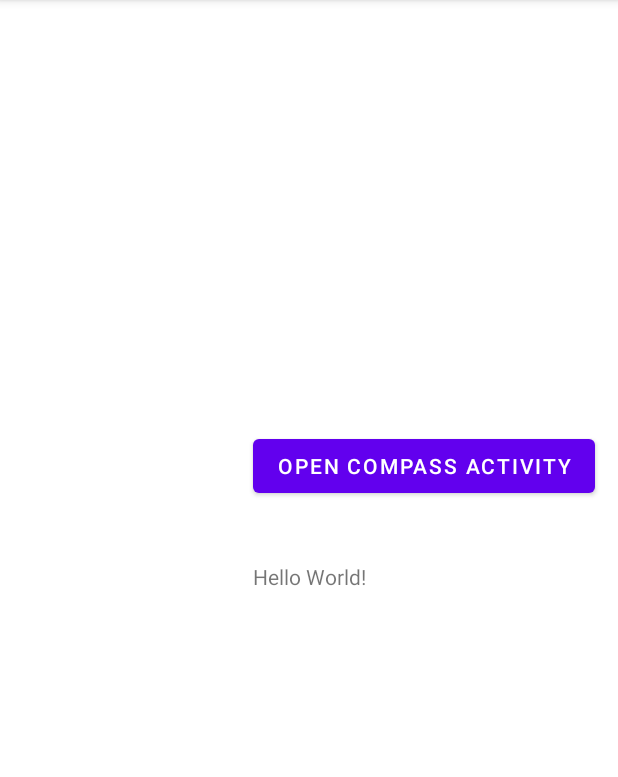
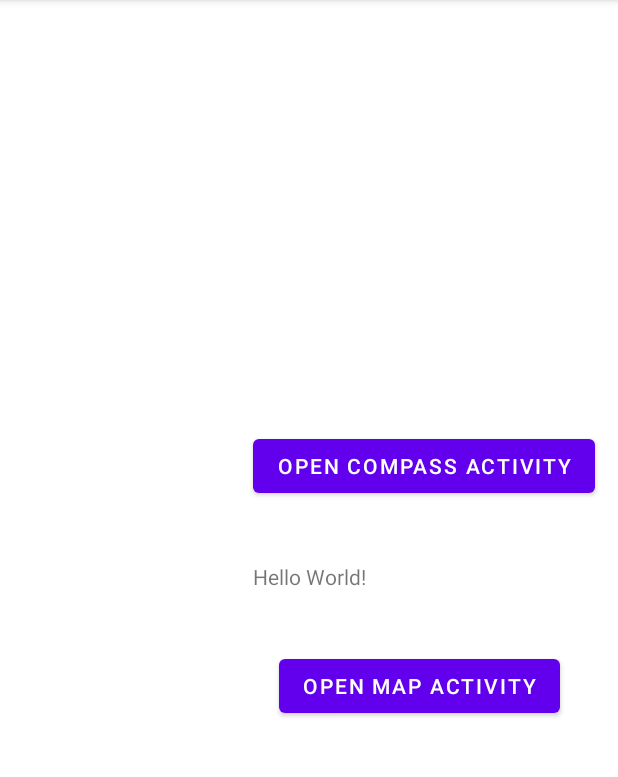
Before and after one commit to amilily0710/CompassAppWiBtn_, an Android app: the screen it shows after launch (MainActivity), on a phone screen of 412 x 824 dp, the part 84-861 px from its top. Run offline under Robolectric (Android 15) with nearby library versions, the phone set to English and light mode, and no system bars.

```diff
--- a/app/build.gradle
+++ b/app/build.gradle
@@ -33,6 +33,8 @@ dependencies {
     implementation 'androidx.appcompat:appcompat:1.2.0'
     implementation 'com.google.android.material:material:1.3.0'
     implementation 'androidx.constraintlayout:constraintlayout:2.0.4'
+    implementation 'com.google.android.gms:play-services-maps:17.0.0'
+    implementation 'com.google.android.gms:play-services-location:18.0.0'
     testImplementation 'junit:junit:4.+'
     androidTestImplementation 'androidx.test.ext:junit:1.1.2'
     androidTestImplementation 'androidx.test.espresso:espresso-core:3.3.0'
--- a/app/src/main/java/com/example/compassappwibtn_/MainActivity.java
+++ b/app/src/main/java/com/example/compassappwibtn_/MainActivity.java
@@ -8,8 +8,8 @@ import android.view.View;
 import android.widget.Button;
 
 public class MainActivity extends AppCompatActivity implements View.OnClickListener {
-    Button btnOpenCompass;
-    Intent compassActivity;
+    Button btnOpenCompass, btnMap;
+    Intent intent;
 
     @Override
     protected void onCreate(Bundle savedInstanceState) {
@@ -18,17 +18,23 @@ public class MainActivity extends AppCompatActivity implements View.OnClickListe
 
         btnOpenCompass = findViewById(R.id.btnOpenCompassView);
         btnOpenCompass.setOnClickListener(this);
+        btnMap = findViewById(R.id.btnMap);
+        btnMap.setOnClickListener(this);
     }
 
     @Override
     public void onClick(View v) {
         switch (v.getId()) {
             case R.id.btnOpenCompassView:
-                compassActivity = new Intent(this, CompassActivity.class);
-                startActivity(compassActivity);
+                intent = new Intent(this, CompassActivity.class);
+                startActivity(intent);
                 break;
+                case R.id.btnMap:
+                   intent = new Intent(this, MapsActivity.class);
+                   break;
             default:
                 break;
         }
+        startActivity(intent);
     }
 }
--- a/app/src/main/res/layout/activity_main.xml
+++ b/app/src/main/res/layout/activity_main.xml
@@ -25,4 +25,15 @@
         app:layout_constraintBottom_toTopOf="@+id/textView"
         app:layout_constraintStart_toStartOf="@+id/textView" />
 
+    <Button
+        android:id="@+id/btnMap"
+        android:layout_width="wrap_content"
+        android:layout_height="wrap_content"
+        android:layout_marginStart="17dp"
+        android:layout_marginLeft="17dp"
+        android:layout_marginTop="39dp"
+        android:text="Open Map Activity"
+        app:layout_constraintStart_toStartOf="@+id/textView"
+        app:layout_constraintTop_toBottomOf="@+id/textView" />
+
 </androidx.constraintlayout.widget.ConstraintLayout>
--- a/app/src/main/res/values/strings.xml
+++ b/app/src/main/res/values/strings.xml
@@ -1,3 +1,4 @@
 <resources>
     <string name="app_name">CompassAppWiBtn_</string>
+    <string name="title_activity_maps">Map</string>
 </resources>
```
Also changed, not shown: app/src/debug/res/values/google_maps_api.xml (added, +24 -0 lines), app/src/main/AndroidManifest.xml (+26 -2 lines), app/src/main/java/com/example/compassappwibtn_/MapsActivity.java (added, +46 -0 lines), app/src/main/res/layout/activity_maps.xml (added, +9 -0 lines), 1 other file.
